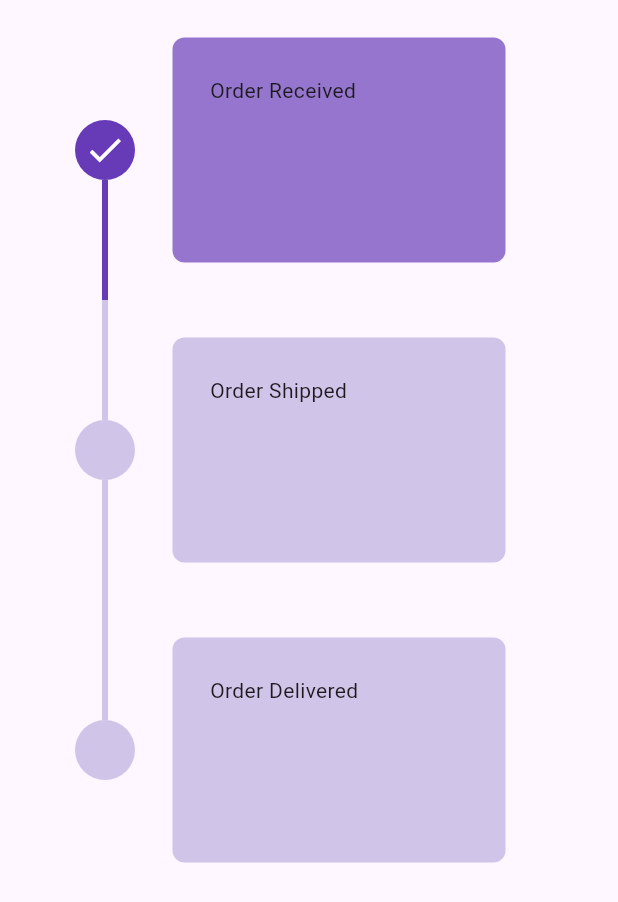
After one commit to RohithAnshumaan/ReSculpt_Market, a Flutter app: the DeliveryTracking screen opened directly, on a phone screen of 412 x 824 dp. The commit adds this screen. Shown: the top 902 px of the screen. Run offline on Flutter 3.47's test engine with Material 3 defaults, Android fonts, the phone set to English and light mode, and no system bars; drawn by our look-alikes of timeline_tile; our stand-ins replace cloud_firestore, firebase_auth, firebase_core, lottie; missing offline and left inert: razorpay_flutter; accounts and stored records are empty.

Commit message:
second commit

```diff
--- a/lib/auth/signup.dart
+++ b/lib/auth/signup.dart
@@ -20,6 +20,7 @@ class _SignupState extends State<Signup> {
   final _passwordController = TextEditingController();
   final _cpasswordController = TextEditingController();
 
+  final List<String> cartProdIds = [];
   bool _isLoading = false;
 
   @override
@@ -37,6 +38,7 @@ class _SignupState extends State<Signup> {
     await FirebaseFirestore.instance.collection('users').add({
       "uname": username,
       "email": email,
+      "cartProdIds": cartProdIds,
     });
   }
 
--- /dev/null
+++ b/lib/screens/delivery_tracking.dart
@@ -0,0 +1,43 @@
+import 'package:flutter/material.dart';
+import 'package:resculpt/widgets/my_timeline_tile.dart';
+
+class DeliveryTracking extends StatefulWidget {
+  const DeliveryTracking({super.key});
+
+  @override
+  State<DeliveryTracking> createState() {
+    return _DeliveryTrackingState();
+  }
+}
+
+class _DeliveryTrackingState extends State<DeliveryTracking> {
+  @override
+  Widget build(BuildContext context) {
+    return Scaffold(
+        body: Padding(
+      padding: const EdgeInsets.symmetric(horizontal: 50.0),
+      child: ListView(
+        children: const [
+          MyTimeLineTile(
+            isFirst: true,
+            isLast: false,
+            isPast: true,
+            eventCard: Text("Order Received"),
+          ),
+          MyTimeLineTile(
+            isFirst: false,
+            isLast: false,
+            isPast: false,
+            eventCard: Text("Order Shipped"),
+          ),
+          MyTimeLineTile(
+            isFirst: false,
+            isLast: true,
+            isPast: false,
+            eventCard: Text('Order Delivered'),
+          ),
+        ],
+      ),
+    ));
+  }
+}
--- /dev/null
+++ b/lib/widgets/event_card.dart
@@ -0,0 +1,20 @@
+import 'package:flutter/material.dart';
+
+class EventCard extends StatelessWidget {
+  const EventCard({super.key, required this.isPast, required this.child});
+  final bool isPast;
+  final child;
+
+  @override
+  Widget build(BuildContext context) {
+    return Container(
+      margin: const EdgeInsets.all(25),
+      padding: const EdgeInsets.all(25),
+      decoration: BoxDecoration(
+        borderRadius: BorderRadius.circular(8),
+        color: isPast ? Colors.deepPurple[300] : Colors.deepPurple[100],
+      ),
+      child: child,
+    );
+  }
+}
--- /dev/null
+++ b/lib/widgets/my_timeline_tile.dart
@@ -0,0 +1,41 @@
+import 'package:flutter/material.dart';
+import 'package:resculpt/widgets/event_card.dart';
+import 'package:timeline_tile/timeline_tile.dart';
+
+class MyTimeLineTile extends StatelessWidget {
+  final bool isFirst;
+  final bool isLast;
+  final bool isPast;
+  final eventCard;
+  const MyTimeLineTile({
+    super.key,
+    required this.isFirst,
+    required this.isLast,
+    required this.isPast,
+    required this.eventCard,
+  });
+
+  @override
+  Widget build(BuildContext context) {
+    return SizedBox(
+      height: 200,
+      child: TimelineTile(
+        isFirst: isFirst,
+        isLast: isLast,
+        beforeLineStyle: LineStyle(
+            color: isPast ? Colors.deepPurple : Colors.deepPurple.shade100),
+        indicatorStyle: IndicatorStyle(
+          color: isPast ? Colors.deepPurple : Colors.deepPurple.shade100,
+          width: 40,
+          iconStyle: IconStyle(
+              iconData: Icons.done,
+              color: isPast ? Colors.white : Colors.deepPurple.shade100),
+        ),
+        endChild: EventCard(
+          isPast: isPast,
+          child: eventCard,
+        ),
+      ),
+    );
+  }
+}
--- a/pubspec.yaml
+++ b/pubspec.yaml
@@ -44,6 +44,7 @@ dependencies:
   lottie: ^1.1.0
   rive: ^0.12.3
   flutter_svg: ^2.0.9
+  timeline_tile: ^2.0.0
 
 dev_dependencies:
   flutter_test:
```
Also changed, not shown: lib/screens/cart_screen.dart (added, +35 -0 lines), lib/screens/payment.dart (+11 -5 lines), lib/widgets/cart_items.dart (added, +49 -0 lines), lib/widgets/get_data.dart (+41 -6 lines), pubspec.lock.
